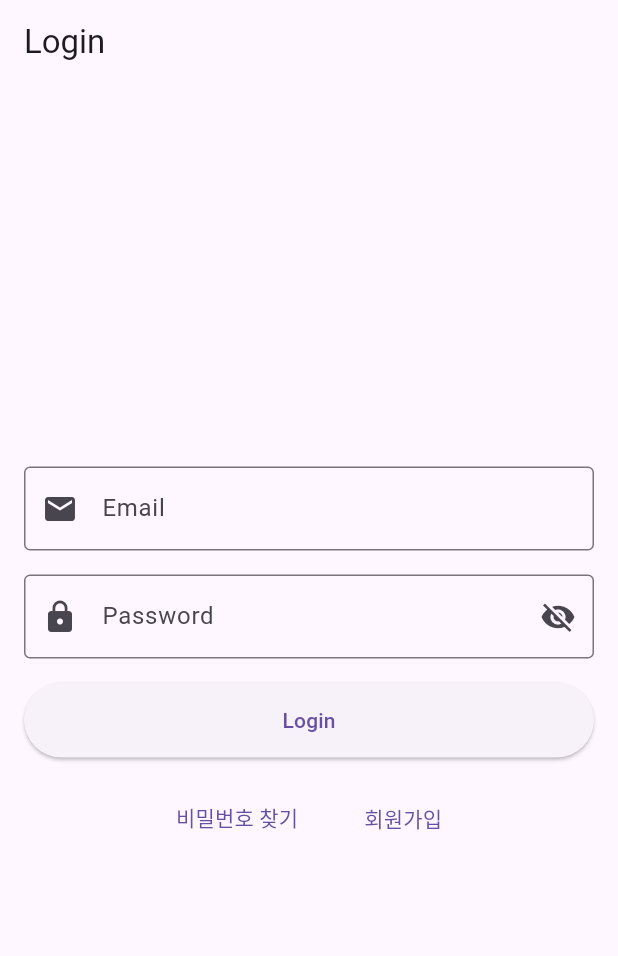
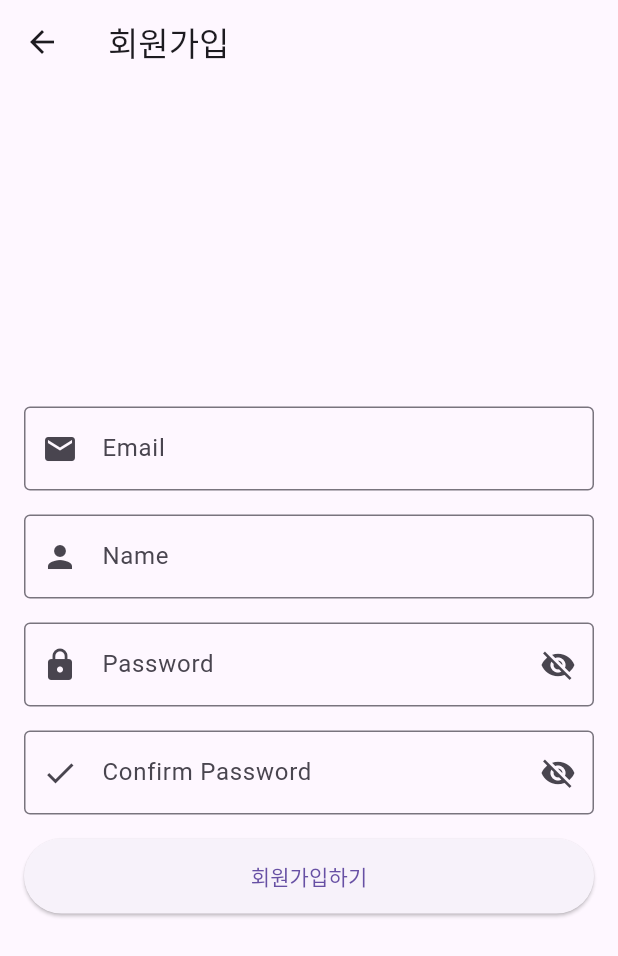
Before and after one commit to DE32-final-team3/tunetalk, a Flutter app: the screen it shows after launch, after a tap on "회원가입", on a phone screen of 412 x 824 dp. Shown: the top 956 px of the screen. Run offline on Flutter 3.47's test engine with Material 3 defaults, Android fonts, the light colour scheme and no system bars.

Commit message:
add Sign up, Find password page

```diff
--- a/lib/login_page.dart
+++ b/lib/login_page.dart
@@ -1,4 +1,6 @@
 import 'package:flutter/material.dart';
+import 'find_pw.dart'; // 비밀번호 찾기 페이지
+import 'sign_up_page.dart'; // 회원가입 페이지
 
 class LoginPage extends StatefulWidget {
   const LoginPage({super.key});
@@ -110,12 +112,25 @@ class _LoginPageState extends State<LoginPage> {
                 mainAxisAlignment: MainAxisAlignment.center,
                 children: <Widget>[
                   TextButton(
-                    onPressed: () {},
+                    onPressed: () {
+                      Navigator.push(
+                        context,
+                        MaterialPageRoute(
+                          builder: (context) => const FindPasswordPage(),
+                        ),
+                      );
+                    },
                     child: const Text("비밀번호 찾기"),
                   ),
                   const SizedBox(width: 20),
                   TextButton(
-                    onPressed: () {},
+                    onPressed: () {
+                      Navigator.push(
+                        context,
+                        MaterialPageRoute(
+                            builder: (context) => const SignUpPage()),
+                      );
+                    },
                     child: const Text("회원가입"),
                   ),
                 ],
--- /dev/null
+++ b/lib/sign_up_page.dart
@@ -0,0 +1,190 @@
+import 'package:flutter/material.dart';
+
+class SignUpPage extends StatefulWidget {
+  const SignUpPage({super.key});
+
+  @override
+  _SignUpPageState createState() => _SignUpPageState();
+}
+
+class _SignUpPageState extends State<SignUpPage> {
+  final _emailController = TextEditingController();
+  final _passwordController = TextEditingController();
+  final _confirmPasswordController = TextEditingController();
+  final _nicknameController = TextEditingController();
+
+  bool _passwordVisible = false;
+  bool _confirmPasswordVisible = false;
+
+  final _formKey = GlobalKey<FormState>();
+
+  // 이미 사용 중인 이메일 및 닉네임 목록 (예시)
+  //final List<String> _existingEmails = [
+  //  'test@example.com',
+  //  'user@example.com',
+  //  'admin@example.com'
+  //];
+  //final List<String> _existingNicknames = ['user1', 'admin', 'example_user'];
+
+  // 이메일 유효성 검사
+  String? _validateEmail(String? value) {
+    if (value == null || value.isEmpty) {
+      return '이메일을 입력해주세요.';
+    }
+    String pattern = r'^[a-zA-Z0-9._%+-]+@[a-zA-Z0-9.-]+\.[a-zA-Z]{2,}$';
+    RegExp regExp = RegExp(pattern);
+    if (!regExp.hasMatch(value)) {
+      return '유효한 이메일 형식을 입력해주세요.';
+    }
+    //if (_existingEmails.contains(value)) {
+    //  return '이미 사용 중인 이메일입니다.';
+    //}
+    return null;
+  }
+
+  // 닉네임 유효성 검사
+  String? _validateNickname(String? value) {
+    if (value == null || value.isEmpty) {
+      return '닉네임을 입력해주세요.';
+    }
+    if (value.trim().isEmpty) {
+      return '닉네임에 공백만 입력할 수 없습니다.';
+    }
+    //if (_existingNicknames.contains(value.trim())) {
+    //  return '이미 사용 중인 닉네임입니다.';
+    //}
+    return null;
+  }
+
+  // 회원가입 처리 함수
+  void _signUp() {
+    if (_formKey.currentState!.validate()) {
+      //final email = _emailController.text;
+      //final nickname = _nicknameController.text;
+
+      // 성공적으로 회원가입 처리 완료
+      ScaffoldMessenger.of(context).showSnackBar(
+        const SnackBar(content: Text('회원가입 성공')),
+      );
+
+      // 모든 입력 필드 초기화
+      _emailController.clear();
+      _passwordController.clear();
+      _confirmPasswordController.clear();
+      _nicknameController.clear();
+    }
+  }
+
+  @override
+  Widget build(BuildContext context) {
+    return Scaffold(
+      appBar: AppBar(title: const Text('회원가입')),
+      body: Padding(
+        padding: const EdgeInsets.all(16.0),
+        child: Form(
+          key: _formKey,
+          child: Column(
+            mainAxisAlignment: MainAxisAlignment.center,
+            children: [
+              // 이메일 입력
+              TextFormField(
+                controller: _emailController,
+                decoration: const InputDecoration(
+                  labelText: 'Email',
+                  border: OutlineInputBorder(),
+                  prefixIcon: Icon(Icons.email),
+                ),
+                keyboardType: TextInputType.emailAddress,
+                validator: _validateEmail,
+              ),
+              const SizedBox(height: 16),
+              // 닉네임 입력
+              TextFormField(
+                controller: _nicknameController,
+                decoration: const InputDecoration(
+                  labelText: 'Name',
+                  border: OutlineInputBorder(),
+                  prefixIcon: Icon(Icons.person),
+                ),
+                validator: _validateNickname,
+              ),
+              const SizedBox(height: 16),
+              // 비밀번호 입력
+              TextFormField(
+                controller: _passwordController,
+                obscureText: !_passwordVisible,
+                decoration: InputDecoration(
+                  labelText: 'Password',
+                  border: const OutlineInputBorder(),
+                  prefixIcon: const Icon(Icons.lock),
+                  suffixIcon: IconButton(
+                    icon: Icon(
+                      _passwordVisible
+                          ? Icons.visibility
+                          : Icons.visibility_off,
+                    ),
+                    onPressed: () {
+                      setState(() {
+                        _passwordVisible = !_passwordVisible;
+                      });
+                    },
+                  ),
+                ),
+                validator: (value) {
+                  if (value == null || value.isEmpty) {
+                    return '비밀번호를 입력해주세요.';
+                  }
+                  if (value.length < 6) {
+                    return '비밀번호는 최소 6자 이상이어야 합니다.';
+                  }
+                  return null;
+                },
+              ),
+              const SizedBox(height: 16),
+              // 비밀번호 확인 입력
+              TextFormField(
+                controller: _confirmPasswordController,
+                obscureText: !_confirmPasswordVisible,
+                decoration: InputDecoration(
+                  labelText: 'Confirm Password',
+                  border: const OutlineInputBorder(),
+                  prefixIcon: const Icon(Icons.check),
+                  suffixIcon: IconButton(
+                    icon: Icon(
+                      _confirmPasswordVisible
+                          ? Icons.visibility
+                          : Icons.visibility_off,
+                    ),
+                    onPressed: () {
+                      setState(() {
+                        _confirmPasswordVisible = !_confirmPasswordVisible;
+                      });
+                    },
+                  ),
+                ),
+                validator: (value) {
+                  if (value == null || value.isEmpty) {
+                    return '비밀번호를 입력해주세요.';
+                  }
+                  if (value != _passwordController.text) {
+                    return '비밀번호가 일치하지 않습니다.';
+                  }
+                  return null;
+                },
+              ),
+              const SizedBox(height: 16),
+              // 회원가입 버튼
+              ElevatedButton(
+                onPressed: _signUp,
+                style: ElevatedButton.styleFrom(
+                  minimumSize: const Size(double.infinity, 50), // 버튼의 크기 설정
+                ),
+                child: const Text('회원가입하기'),
+              ),
+            ],
+          ),
+        ),
+      ),
+    );
+  }
+}
```
Also changed, not shown: lib/find_pw.dart (added, +95 -0 lines).
